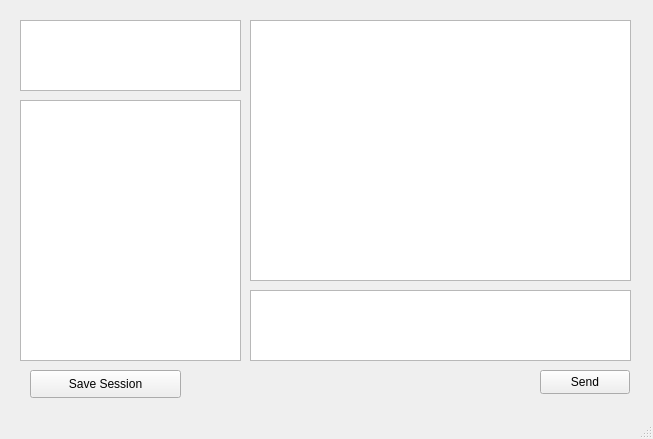
The window that 4981_ChatRoom/clientwindow.ui (men-from-kazakhstan/4981-ChatRoom) describes before a commit, drawn with Qt 5.
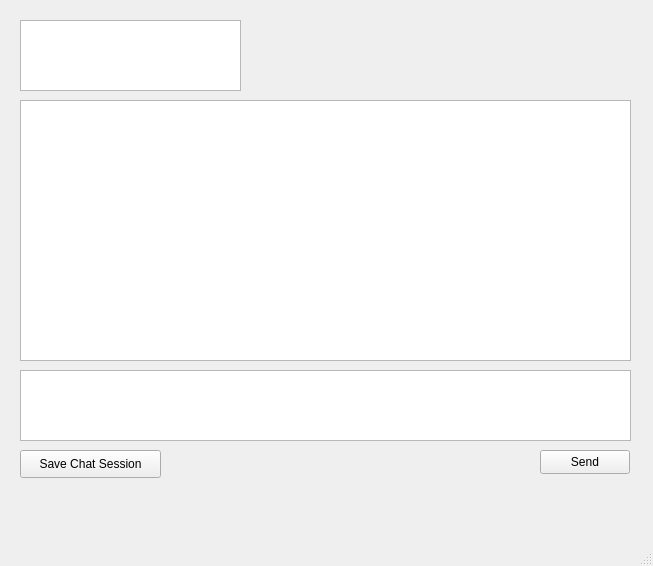
The same window after the commit.

Commit message: remove client from server clt list when client disconnects. Got rid of clients clt list UI.

The edit to the form file:
```diff
--- a/4981_ChatRoom/clientwindow.ui
+++ b/4981_ChatRoom/clientwindow.ui
@@ -7,7 +7,7 @@
     <x>0</x>
     <y>0</y>
     <width>653</width>
-    <height>439</height>
+    <height>566</height>
    </rect>
   </property>
   <property name="windowTitle">
@@ -27,22 +27,12 @@
      <bool>true</bool>
     </property>
    </widget>
-   <widget class="QListWidget" name="cltClientList">
-    <property name="geometry">
-     <rect>
-      <x>20</x>
-      <y>100</y>
-      <width>221</width>
-      <height>261</height>
-     </rect>
-    </property>
-   </widget>
    <widget class="QTextEdit" name="cltChatDisplay">
     <property name="geometry">
      <rect>
-      <x>250</x>
-      <y>20</y>
-      <width>381</width>
+      <x>20</x>
+      <y>100</y>
+      <width>611</width>
       <height>261</height>
      </rect>
     </property>
@@ -53,9 +43,9 @@
    <widget class="QTextEdit" name="cltChatEdit">
     <property name="geometry">
      <rect>
-      <x>250</x>
-      <y>290</y>
-      <width>381</width>
+      <x>20</x>
+      <y>370</y>
+      <width>611</width>
       <height>71</height>
      </rect>
     </property>
@@ -67,7 +57,7 @@
     <property name="geometry">
      <rect>
       <x>540</x>
-      <y>370</y>
+      <y>450</y>
       <width>90</width>
       <height>24</height>
      </rect>
@@ -82,14 +72,14 @@
    <widget class="QPushButton" name="cltSaveButton">
     <property name="geometry">
      <rect>
-      <x>30</x>
-      <y>370</y>
-      <width>151</width>
+      <x>20</x>
+      <y>450</y>
+      <width>141</width>
       <height>28</height>
      </rect>
     </property>
     <property name="text">
-     <string>Save Session</string>
+     <string>Save Chat Session</string>
     </property>
    </widget>
   </widget>
```
Left out of the diff: 2 changed lines with no effect on the pictures. The commit also changes 8 other files.
